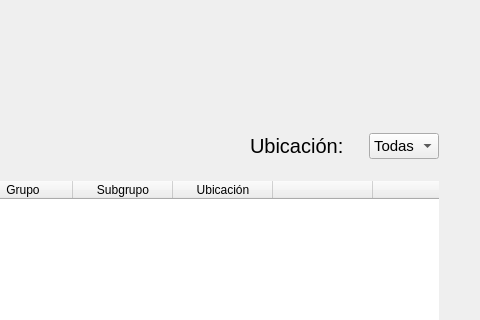
The window that blustock/ui/screens_uis/stock.ui (MaxAPBusiness/Blustock) describes before a commit, drawn with Qt 5; both pictures show x 768 to 1248 and y 0 to 320 of the 1248 by 777 pixel window.
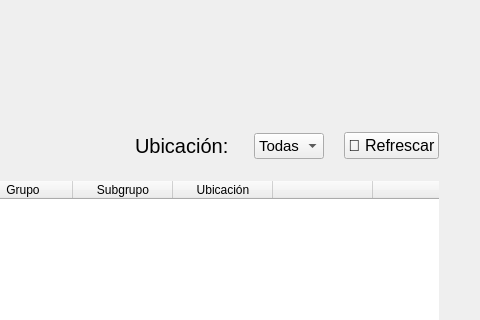
The same window after the commit. Icons and pictures are not drawn.

```diff
--- a/blustock/ui/screens_uis/stock.ui
+++ b/blustock/ui/screens_uis/stock.ui
@@ -159,6 +159,18 @@
          </item>
         </widget>
        </item>
+       <item>
+        <widget class="QPushButton" name="botonRefresh">
+         <property name="font">
+          <font>
+           <pointsize>12</pointsize>
+          </font>
+         </property>
+         <property name="text">
+          <string>🔄 Refrescar</string>
+         </property>
+        </widget>
+       </item>
       </layout>
      </item>
      <item>
```
